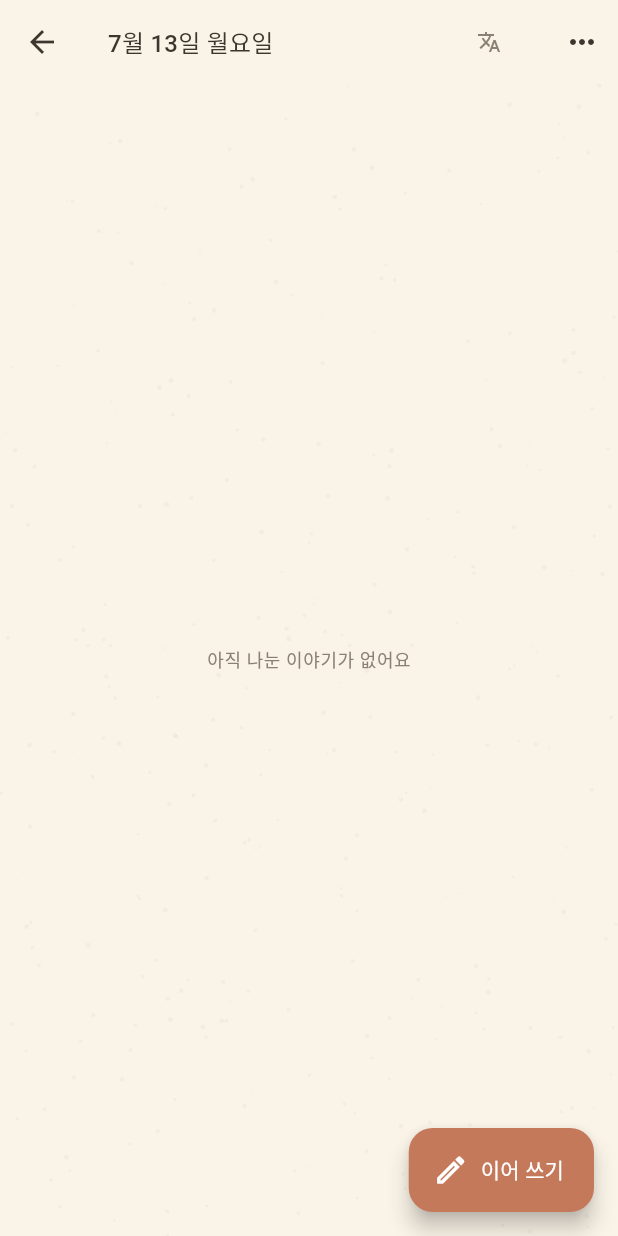
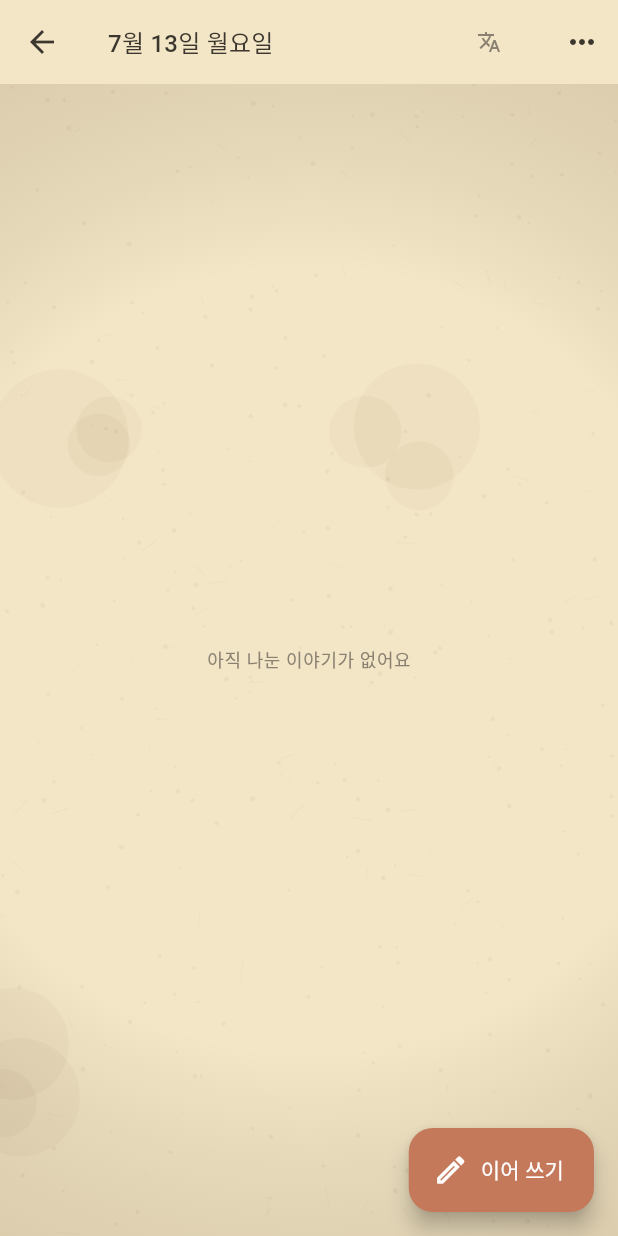
Before and after one commit to half1126-byte/secret-diary, a Flutter app: the WritingScreen screen opened directly with empty values, after a tap on the "chat bubble outline" icon, on a phone screen of 412 x 824 dp. Run offline on Flutter 3.47's test engine with Material 3 defaults, Android fonts, the phone set to English and light mode, and no system bars; our stand-ins replace drift, drift_flutter, flutter_riverpod, google_fonts, shared_preferences; missing offline and left inert: google_mlkit_digital_ink_recognition, perfect_freehand; accounts and stored records are empty; generated files the repository leaves out were written again.

Commit message:
빈티지 감성 폴리시: 획별 잉크 디졸브, 낡은 양피지, 하단 바 정리
- 전송된 잉크가 획 하나씩 랜덤 순서로 번지며(blur) 스며드는 디졸브
  (DissolvingStrokesPainter, 획별 지연 + easeIn + 점진 블러)
- 배경을 해리포터풍 낡은 양피지로: 바랜 종이색, 세월의 얼룩,
  종이 섬유 결, 가장자리 그늘(비네트), 갈색 괘선
- 하단 인식 바는 쓴 게 있을 때만 표시 — 빈 종이의 감성 보존
  ('쓰면 여기에 글자가 나타나요' 문구 제거)

Co-Authored-By: Claude Fable 5 <noreply@anthropic.com>
Claude-Session: https://claude.ai/code/session_0194TzyG22c4p6q6Jyxt5LrX

```diff
--- a/lib/core/theme/palette.dart
+++ b/lib/core/theme/palette.dart
@@ -2,11 +2,11 @@ import 'package:flutter/material.dart';
 
 /// 앱 전체에서 쓰는 따뜻한 종이·잉크 팔레트.
 abstract final class Palette {
-  /// 크림색 종이 배경.
-  static const cream = Color(0xFFFAF3E7);
+  /// 낡은 양피지 종이 배경 (세월이 밴 메모지 느낌).
+  static const cream = Color(0xFFF3E6C6);
 
   /// 살짝 어두운 종이 (카드, 시트 배경).
-  static const creamDark = Color(0xFFF2E8D8);
+  static const creamDark = Color(0xFFE9D9B3);
 
   /// 만년필 잉크색 — 기본 텍스트와 손글씨 획.
   static const ink = Color(0xFF3B362E);
@@ -23,9 +23,18 @@ abstract final class Palette {
   /// 황혼 보라 — 무드 포인트.
   static const dusk = Color(0xFF6B5B73);
 
-  /// 종이 위 흐린 괘선 색.
-  static const ruleLine = Color(0x143B362E);
+  /// 종이 위 흐린 괘선 색 (바랜 갈색 잉크).
+  static const ruleLine = Color(0x1F6B5537);
 
   /// 종이 질감 반점 색.
-  static const speckle = Color(0x0A3B362E);
+  static const speckle = Color(0x0F6B4F2A);
+
+  /// 세월의 얼룩 (커피 자국처럼 은은한 갈색).
+  static const stain = Color(0x0A6B4A26);
+
+  /// 종이 섬유 결.
+  static const fiber = Color(0x0D8A7350);
+
+  /// 가장자리 그늘 (비네트).
+  static const vignette = Color(0x2E6B4A26);
 }
--- a/lib/core/widgets/paper_background.dart
+++ b/lib/core/widgets/paper_background.dart
@@ -43,11 +43,45 @@ class _PaperPainter extends CustomPainter {
 
   @override
   void paint(Canvas canvas, Size size) {
-    final background = Paint()..color = Palette.cream;
-    canvas.drawRect(Offset.zero & size, background);
+    final rect = Offset.zero & size;
+    canvas.drawRect(rect, Paint()..color = Palette.cream);
 
     // 고정 시드 → 스크롤/리페인트에도 질감이 흔들리지 않는다.
     final random = Random(20260712);
+
+    // 1) 세월의 얼룩 — 커피 자국처럼 겹친 원 무리.
+    final stain = Paint()..color = Palette.stain;
+    final stainCount = (size.width * size.height / 90000).clamp(3, 9).toInt();
+    for (var i = 0; i < stainCount; i++) {
+      final cx = random.nextDouble() * size.width;
+      final cy = random.nextDouble() * size.height;
+      final blots = 3 + random.nextInt(3);
+      for (var b = 0; b < blots; b++) {
+        final dx = cx + (random.nextDouble() - 0.5) * 46;
+        final dy = cy + (random.nextDouble() - 0.5) * 46;
+        final r = random.nextDouble() * 34 + 16;
+        canvas.drawCircle(Offset(dx, dy), r, stain);
+      }
+    }
+
+    // 2) 종이 섬유 결 — 짧고 흐린 선.
+    final fiber = Paint()
+      ..color = Palette.fiber
+      ..strokeWidth = 0.7;
+    final fiberCount = (size.width * size.height / 5500).clamp(30, 340).toInt();
+    for (var i = 0; i < fiberCount; i++) {
+      final x = random.nextDouble() * size.width;
+      final y = random.nextDouble() * size.height;
+      final len = random.nextDouble() * 10 + 5;
+      final angle = random.nextDouble() * pi;
+      canvas.drawLine(
+        Offset(x, y),
+        Offset(x + cos(angle) * len, y + sin(angle) * len),
+        fiber,
+      );
+    }
+
+    // 3) 미세한 반점.
     final speckle = Paint()..color = Palette.speckle;
     final speckleCount = (size.width * size.height / 900).clamp(80, 2200).toInt();
     for (var i = 0; i < speckleCount; i++) {
@@ -65,6 +99,15 @@ class _PaperPainter extends CustomPainter {
         canvas.drawLine(Offset(16, y), Offset(size.width - 16, y), line);
       }
     }
+
+    // 4) 가장자리 그늘 — 오래 만진 종이의 손때.
+    final vignette = Paint()
+      ..shader = RadialGradient(
+        radius: 1.15,
+        colors: [const Color(0x00000000), Palette.vignette],
+        stops: const [0.55, 1.0],
+      ).createShader(rect);
+    canvas.drawRect(rect, vignette);
   }
 
   @override
--- a/lib/features/writing/canvas/stroke_painter.dart
+++ b/lib/features/writing/canvas/stroke_painter.dart
@@ -62,6 +62,55 @@ Path strokeToPath(
   return path;
 }
 
+/// 전송된 잉크가 획 하나하나 번지며 종이에 스며드는 페인터.
+///
+/// 각 획은 [delays]의 자기 몫만큼 기다렸다가, 흐려지고(blur) 옅어지며
+/// 사라진다 — 잉크가 종이에 배어드는 느낌.
+class DissolvingStrokesPainter extends CustomPainter {
+  DissolvingStrokesPainter({
+    required this.strokes,
+    required this.delays,
+    required this.progress,
+    required this.color,
+    this.strokeSize = 4.5,
+  });
+
+  final List<DiaryStroke> strokes;
+
+  /// 획별 시작 지연 (0~1 진행률 기준). strokes와 길이가 같아야 한다.
+  final List<double> delays;
+
+  /// 전체 진행률 0~1.
+  final double progress;
+
+  final Color color;
+  final double strokeSize;
+
+  /// 각 획이 사라지는 데 쓰는 구간 길이.
+  static const _span = 0.45;
+
+  @override
+  void paint(Canvas canvas, Size size) {
+    for (var i = 0; i < strokes.length; i++) {
+      final delay = i < delays.length ? delays[i] : 0.0;
+      final local = ((progress - delay) / _span).clamp(0.0, 1.0);
+      if (local >= 1.0) continue; // 이미 스며들었다.
+      final eased = Curves.easeIn.transform(local);
+      final paint = Paint()..color = color.withValues(alpha: 1.0 - eased);
+      if (eased > 0) {
+        // 번짐: 사라질수록 잉크가 퍼진다.
+        paint.maskFilter =
+            MaskFilter.blur(BlurStyle.normal, 0.5 + eased * 7);
+      }
+      canvas.drawPath(strokeToPath(strokes[i], size: strokeSize), paint);
+    }
+  }
+
+  @override
+  bool shouldRepaint(DissolvingStrokesPainter oldDelegate) =>
+      oldDelegate.progress != progress || oldDelegate.strokes != strokes;
+}
+
 /// 여러 획을 그리는 페인터. 캔버스와 썸네일 양쪽에서 재사용한다.
 class StrokesPainter extends CustomPainter {
   StrokesPainter({
--- a/lib/features/writing/writing_screen.dart
+++ b/lib/features/writing/writing_screen.dart
@@ -1,3 +1,5 @@
+import 'dart:math';
+
 import 'package:flutter/material.dart';
 import 'package:flutter/services.dart';
 import 'package:flutter_riverpod/flutter_riverpod.dart';
@@ -41,6 +43,9 @@ class _WritingScreenState extends ConsumerState<WritingScreen>
 
   /// 전송 직후 종이에 스며들며 사라지는 잉크.
   List<DiaryStroke>? _fadingStrokes;
+
+  /// 획별 디졸브 시작 지연 (랜덤 순서로 번지게).
+  List<double> _fadeDelays = const [];
   late final AnimationController _fadeController;
 
   /// 캔버스 위에 손글씨로 써지는 AI 답장.
@@ -53,7 +58,7 @@ class _WritingScreenState extends ConsumerState<WritingScreen>
     // dispose에서 late 초기화가 일어나지 않도록 여기서 즉시 만든다.
     _fadeController = AnimationController(
       vsync: this,
-      duration: const Duration(milliseconds: 1400),
+      duration: const Duration(milliseconds: 2000),
     )..addStatusListener((status) {
         if (status == AnimationStatus.completed && mounted) {
           setState(() => _fadingStrokes = null);
@@ -100,10 +105,14 @@ class _WritingScreenState extends ConsumerState<WritingScreen>
     if (snapshot == null) return;
     _sentText = '$_sentText ${snapshot.text}'.trim();
 
-    // 1) 방금 쓴 잉크가 종이에 스며들 듯 사라진다.
+    // 1) 방금 쓴 잉크가 획 하나씩, 랜덤한 순서로 번지며 스며든다.
+    final random = Random();
     setState(() {
       _replyReveal = null;
       _fadingStrokes = snapshot.strokes;
+      _fadeDelays = [
+        for (final _ in snapshot.strokes) random.nextDouble() * 0.55,
+      ];
     });
     _fadeController.forward(from: 0);
 
@@ -235,19 +244,18 @@ class _WritingScreenState extends ConsumerState<WritingScreen>
                 );
               },
             ),
-            // 전송된 잉크가 종이에 스며들며 사라지는 레이어.
+            // 전송된 잉크가 획 단위로 번지며 스며드는 레이어.
             if (_fadingStrokes != null)
               IgnorePointer(
                 child: AnimatedBuilder(
                   animation: _fadeController,
-                  builder: (context, _) => Opacity(
-                    opacity: 1 - Curves.easeIn.transform(_fadeController.value),
-                    child: CustomPaint(
+                  builder: (context, _) => CustomPaint(
                     size: Size.infinite,
-                      painter: StrokesPainter(
+                    painter: DissolvingStrokesPainter(
                       strokes: _fadingStrokes!,
+                      delays: _fadeDelays,
+                      progress: _fadeController.value,
                       color: Palette.ink,
-                      ),
                     ),
                   ),
                 ),
@@ -405,6 +413,10 @@ class _WritingScreenState extends ConsumerState<WritingScreen>
       listenable: _writing,
       builder: (context, _) {
         final text = _writing.recognizedText;
+        // 쓴 게 없을 때는 완전히 숨긴다 — 빈 종이의 감성을 지키기 위해.
+        if (!_writing.hasInk && text.isEmpty) {
+          return const SizedBox.shrink();
+        }
         return Container(
           padding: const EdgeInsets.fromLTRB(16, 8, 8, 8),
           decoration: const BoxDecoration(
@@ -414,17 +426,10 @@ class _WritingScreenState extends ConsumerState<WritingScreen>
           child: Row(
             children: [
               Expanded(
-                child: _writing.recognizing
-                    ? Text('읽는 중…',
-                        style: Theme.of(context).textTheme.bodySmall)
-                    : GestureDetector(
+                child: GestureDetector(
                   onTap: text.isEmpty ? null : _editRecognizedText,
                   child: Text(
-                          text.isEmpty
-                              ? (_writing.hasInk
-                                  ? '손글씨를 읽고 있어요'
-                                  : '쓰면 여기에 글자가 나타나요')
-                              : text,
+                    text.isEmpty ? '…' : text,
                     maxLines: 2,
                     overflow: TextOverflow.ellipsis,
                     style: text.isEmpty
```
Lines whose indentation alone changed are shown as unchanged.
